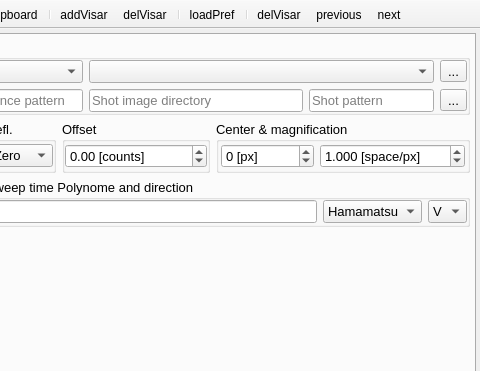
Qt form plugins/Visar/Visar.ui (NeutrinoToolkit/Neutrino) before a commit; both pictures show x 321 to 801 and y 0 to 371 of the 801 by 546 pixel window.
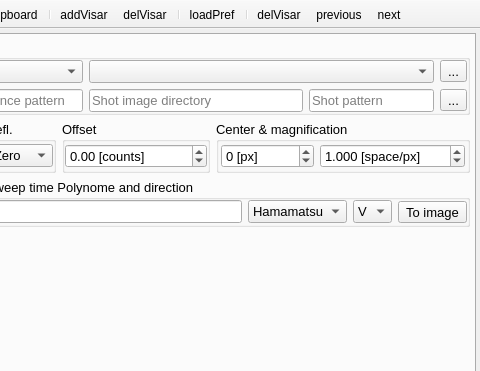
The same form after that commit. The open tabs and pages were chosen to show the change. Icons and pictures are not drawn. Custom widgets are drawn as their Qt base class.

Commit message: Visar can set image time and space scales

Patch:
```diff
--- a/plugins/Visar/Visar.ui
+++ b/plugins/Visar/Visar.ui
@@ -369,6 +369,21 @@
              </item>
             </widget>
            </item>
+           <item>
+            <widget class="QToolButton" name="sopToImage">
+             <property name="font">
+              <font>
+               <pointsize>10</pointsize>
+              </font>
+             </property>
+             <property name="toolTip">
+              <string>The sweep, the time zero and the offset of the SOP as the time axis of its reference and shot images: the rulers, the mouse and the lineouts show the time</string>
+             </property>
+             <property name="text">
+              <string>To image</string>
+             </property>
+            </widget>
+           </item>
           </layout>
          </widget>
         </item>
```
The commit also changes 7 other files.
